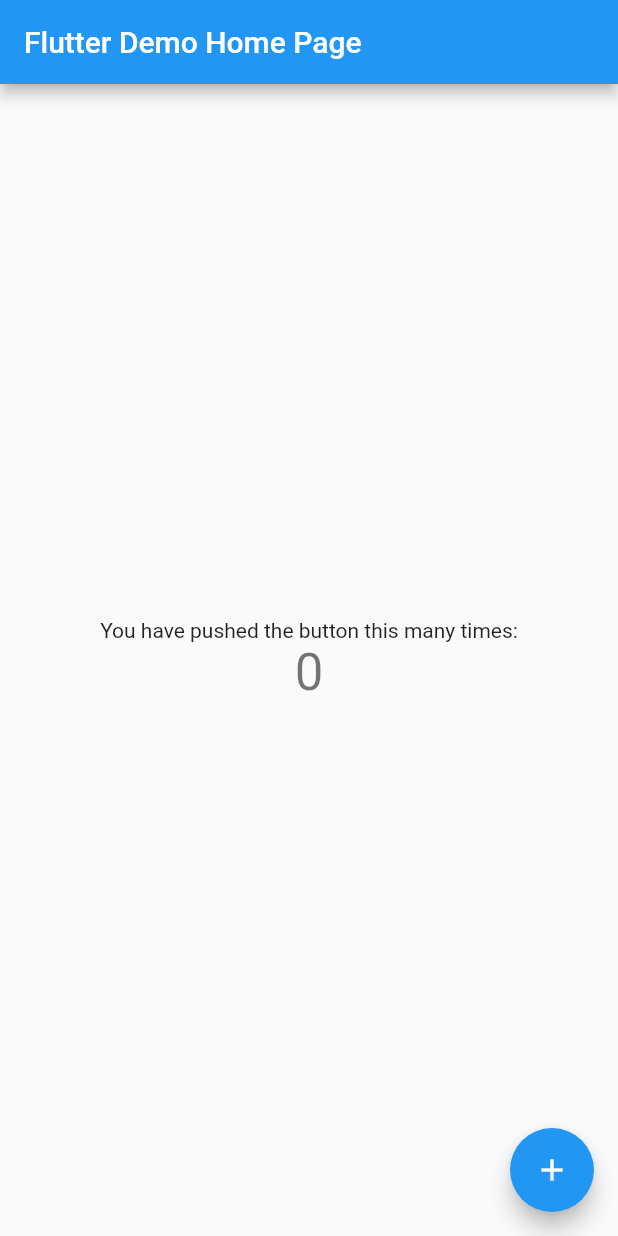
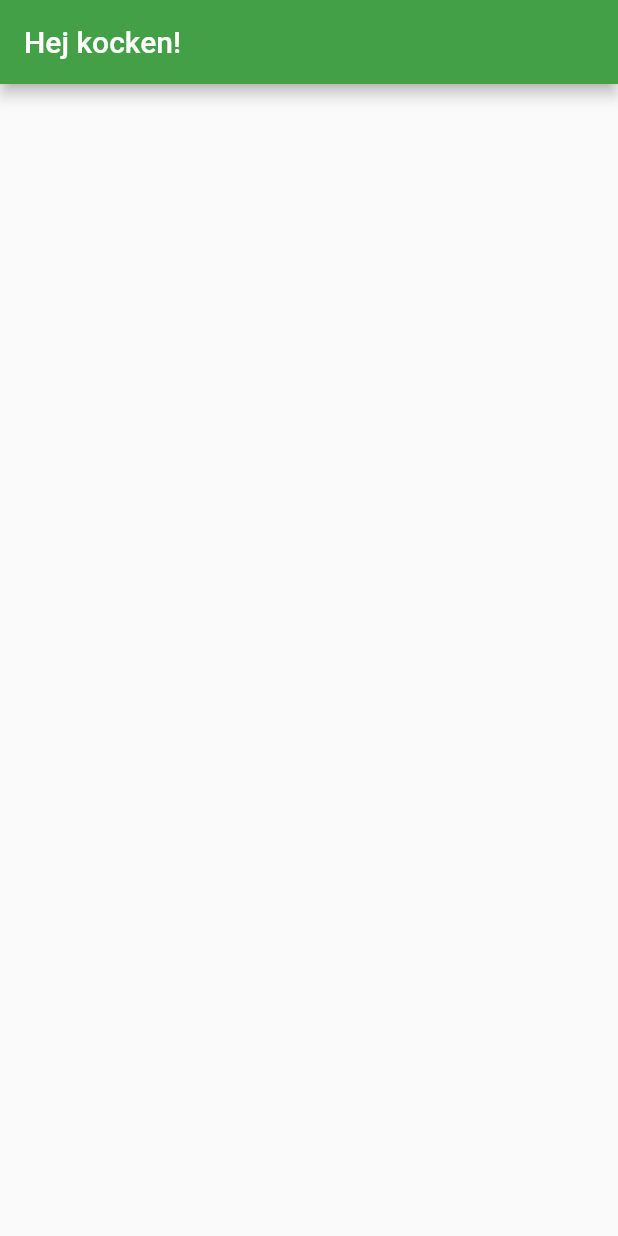
Before and after one commit to ohrling/receptio_mobile, a Flutter app: the screen it shows after launch, on a phone screen of 412 x 824 dp. Run offline on Flutter 3.47's test engine with Material 2 defaults, Android fonts, the phone set to English and light mode, and no system bars; our stand-ins replace bloc, dartz, data_connection_checker, equatable, get_it, shared_preferences; missing offline and left inert: better_uuid.

Commit message:
Started to implement the ui

```diff
--- /dev/null
+++ b/lib/features/getrecipe/presentation/pages/recipe_page.dart
@@ -0,0 +1,12 @@
+import 'package:flutter/material.dart';
+
+class RecipePage extends StatelessWidget {
+  @override
+  Widget build(BuildContext context) {
+    return Scaffold(
+      appBar: AppBar(
+        title: Text('Hej kocken!'),
+      ),
+    );
+  }
+}
--- a/lib/main.dart
+++ b/lib/main.dart
@@ -1,111 +1,23 @@
 import 'package:flutter/material.dart';
+import 'package:receptio_mobile/features/getrecipe/presentation/pages/recipe_page.dart';
 
-void main() => runApp(MyApp());
+import 'injection_container.dart' as di;
+
+void main() async {
+  await di.init(); // Makes the ui wait for the dependencies to be injected
+  runApp(MyApp());
+}
 
 class MyApp extends StatelessWidget {
-  // This widget is the root of your application.
   @override
   Widget build(BuildContext context) {
     return MaterialApp(
-      title: 'Flutter Demo',
+      title: 'Recept',
       theme: ThemeData(
-        // This is the theme of your application.
-        //
-        // Try running your application with "flutter run". You'll see the
-        // application has a blue toolbar. Then, without quitting the app, try
-        // changing the primarySwatch below to Colors.green and then invoke
-        // "hot reload" (press "r" in the console where you ran "flutter run",
-        // or simply save your changes to "hot reload" in a Flutter IDE).
-        // Notice that the counter didn't reset back to zero; the application
-        // is not restarted.
-        primarySwatch: Colors.blue,
+        primaryColor: Colors.green.shade600,
+        accentColor: Colors.green.shade400,
       ),
-      home: MyHomePage(title: 'Flutter Demo Home Page'),
+      home: RecipePage(),
     );
   }
 }
-
-class MyHomePage extends StatefulWidget {
-  MyHomePage({Key key, this.title}) : super(key: key);
-
-  // This widget is the home page of your application. It is stateful, meaning
-  // that it has a State object (defined below) that contains fields that affect
-  // how it looks.
-
-  // This class is the configuration for the state. It holds the values (in this
-  // case the title) provided by the parent (in this case the App widget) and
-  // used by the build method of the State. Fields in a Widget subclass are
-  // always marked "final".
-
-  final String title;
-
-  @override
-  _MyHomePageState createState() => _MyHomePageState();
-}
-
-class _MyHomePageState extends State<MyHomePage> {
-  int _counter = 0;
-
-  void _incrementCounter() {
-    setState(() {
-      // This call to setState tells the Flutter framework that something has
-      // changed in this State, which causes it to rerun the build method below
-      // so that the display can reflect the updated values. If we changed
-      // _counter without calling setState(), then the build method would not be
-      // called again, and so nothing would appear to happen.
-      _counter++;
-    });
-  }
-
-  @override
-  Widget build(BuildContext context) {
-    // This method is rerun every time setState is called, for instance as done
-    // by the _incrementCounter method above.
-    //
-    // The Flutter framework has been optimized to make rerunning build methods
-    // fast, so that you can just rebuild anything that needs updating rather
-    // than having to individually change instances of widgets.
-    return Scaffold(
-      appBar: AppBar(
-        // Here we take the value from the MyHomePage object that was created by
-        // the App.build method, and use it to set our appbar title.
-        title: Text(widget.title),
-      ),
-      body: Center(
-        // Center is a layout widget. It takes a single child and positions it
-        // in the middle of the parent.
-        child: Column(
-          // Column is also a layout widget. It takes a list of children and
-          // arranges them vertically. By default, it sizes itself to fit its
-          // children horizontally, and tries to be as tall as its parent.
-          //
-          // Invoke "debug painting" (press "p" in the console, choose the
-          // "Toggle Debug Paint" action from the Flutter Inspector in Android
-          // Studio, or the "Toggle Debug Paint" command in Visual Studio Code)
-          // to see the wireframe for each widget.
-          //
-          // Column has various properties to control how it sizes itself and
-          // how it positions its children. Here we use mainAxisAlignment to
-          // center the children vertically; the main axis here is the vertical
-          // axis because Columns are vertical (the cross axis would be
-          // horizontal).
-          mainAxisAlignment: MainAxisAlignment.center,
-          children: <Widget>[
-            Text(
-              'You have pushed the button this many times:',
-            ),
-            Text(
-              '$_counter',
-              style: Theme.of(context).textTheme.display1,
-            ),
-          ],
-        ),
-      ),
-      floatingActionButton: FloatingActionButton(
-        onPressed: _incrementCounter,
-        tooltip: 'Increment',
-        child: Icon(Icons.add),
-      ), // This trailing comma makes auto-formatting nicer for build methods.
-    );
-  }
-}
```
Also changed, not shown: lib/injection_container.dart (added, +46 -0 lines), 1 other file.
